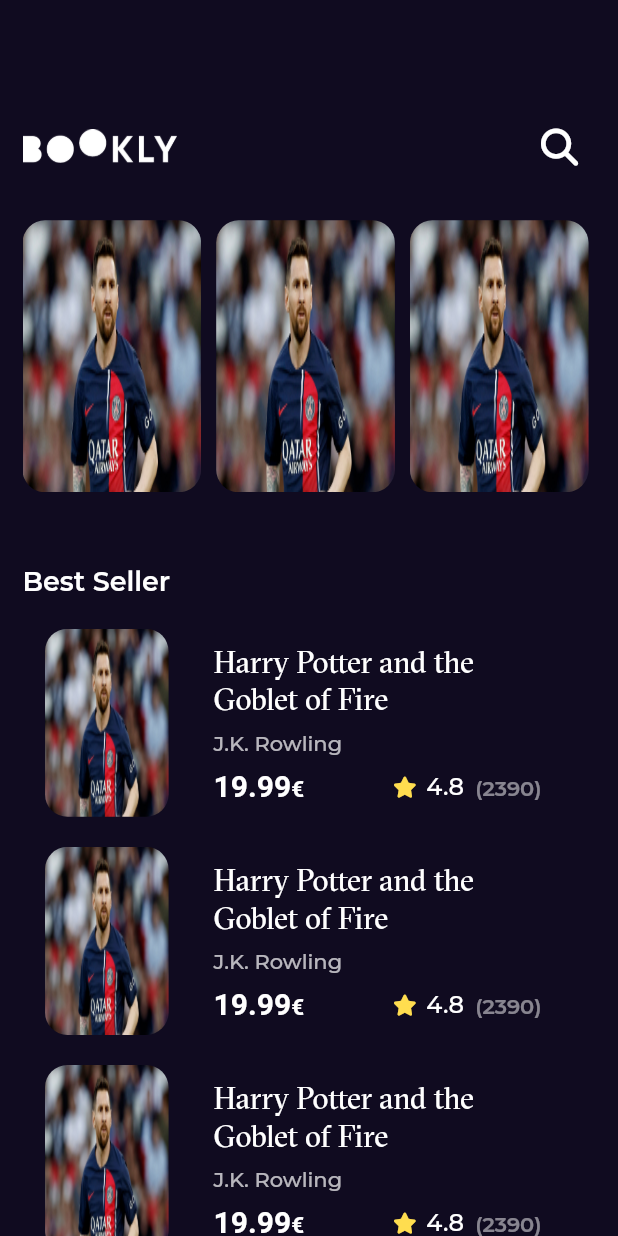
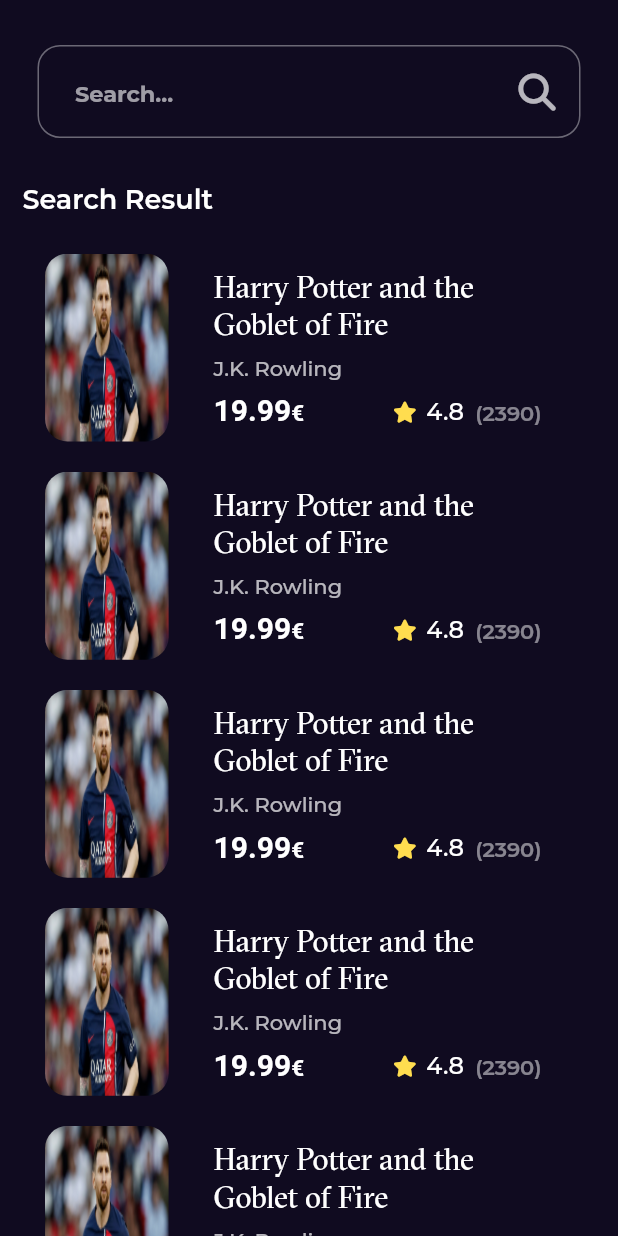
Before and after one commit to YousabSefeen/bookly_app, a Flutter app: the screen it shows after launch, after a tap on an icon or button, on a phone screen of 412 x 824 dp. Run offline on Flutter 3.47's test engine with Material 2 defaults, Android fonts, the phone set to English and light mode, and no system bars; our stand-ins replace device_preview, flutter_screenutil, font_awesome_flutter, google_fonts.

Commit message:
Create Search Screen

```diff
--- a/lib/core/utils/app_routers.dart
+++ b/lib/core/utils/app_routers.dart
@@ -2,11 +2,13 @@ import 'package:bookly/features/home/presentation/views/screens/home_screen.dart
 import 'package:flutter/cupertino.dart';
 
 import '../../features/home/presentation/views/screens/book_details_screen.dart';
+import '../../features/search/presentation/views/screens/search_screen.dart';
 
 abstract class AppRouters {
   static Map<String, Widget Function(BuildContext)> routers = {
     HomeScreen.route: (context) => const HomeScreen(),
     BookDetailsScreen.route: (context) => const BookDetailsScreen(),
+    SearchScreen.route: (context) => const SearchScreen(),
   };
 
   static go({
--- a/lib/features/home/presentation/views/widgets/home_app_bar.dart
+++ b/lib/features/home/presentation/views/widgets/home_app_bar.dart
@@ -1,6 +1,9 @@
 import 'package:bookly/core/utils/app_assets.dart';
+import 'package:bookly/core/utils/app_routers.dart';
 import 'package:flutter/material.dart';
 import 'package:font_awesome_flutter/font_awesome_flutter.dart';
+
+import '../../../../search/presentation/views/screens/search_screen.dart';
 
 class HomeAppBar extends StatelessWidget {
   const HomeAppBar({Key? key}) : super(key: key);
@@ -19,7 +22,8 @@ class HomeAppBar extends StatelessWidget {
             height: deviceSize.height * 0.12,
           ),
           IconButton(
-            onPressed: () {},
+            onPressed: () =>
+                AppRouters.go(context: context, route: SearchScreen.route),
             icon: Icon(
               FontAwesomeIcons.magnifyingGlass,
               size: deviceSize.width * 0.06,
--- /dev/null
+++ b/lib/features/search/presentation/views/screens/search_screen.dart
@@ -0,0 +1,67 @@
+import 'package:bookly/core/utils/app_routers.dart';
+import 'package:bookly/core/utils/app_styles.dart';
+import 'package:bookly/features/home/presentation/views/screens/book_details_screen.dart';
+import 'package:flutter/material.dart';
+
+import '../widgets/custom_field.dart';
+import '../widgets/search_result_list_view.dart';
+
+class SearchScreen extends StatefulWidget {
+  static const route = 'SearchScreen';
+
+  const SearchScreen({Key? key}) : super(key: key);
+
+  @override
+  State<SearchScreen> createState() => _SearchScreenState();
+}
+
+class _SearchScreenState extends State<SearchScreen> {
+  final _key = GlobalKey<FormState>();
+  final _controller = TextEditingController();
+
+  @override
+  Widget build(BuildContext context) {
+    return SafeArea(
+      child: Scaffold(
+        body: Form(
+          key: _key,
+          child: Column(
+            crossAxisAlignment: CrossAxisAlignment.start,
+            children: [
+              CustomField(
+                controller: _controller,
+                validator: (value) {
+                  if (value!.isEmpty) {
+                    return 'Please Enter a search value.';
+                  } else {
+                    return null;
+                  }
+                },
+                onFieldSubmitted: (value) {
+                  _submit();
+                },
+                iconOnPressed: () {},
+              ),
+              const Padding(
+                padding: EdgeInsets.only(left: 15, bottom: 5),
+                child: Text('Search Result', style: AppStyles.textStyle18),
+              ),
+              const Expanded(
+                child: SearchResultListView(),
+              ),
+            ],
+          ),
+        ),
+      ),
+    );
+  }
+
+  void _submit() {
+    FocusScope.of(context).unfocus();
+    if (_key.currentState!.validate()) {
+      AppRouters.go(context: context, route: BookDetailsScreen.route);
+    } else {
+      return;
+    }
+  }
+}
--- /dev/null
+++ b/lib/features/search/presentation/views/widgets/custom_field.dart
@@ -0,0 +1,57 @@
+import 'package:flutter/material.dart';
+import 'package:font_awesome_flutter/font_awesome_flutter.dart';
+
+import '../../../../../core/utils/app_styles.dart';
+
+class CustomField extends StatelessWidget {
+  final String? Function(String?)? validator;
+  final void Function(String)? onFieldSubmitted;
+  final TextEditingController controller;
+  final void Function()? iconOnPressed;
+
+  const CustomField({
+    required this.controller,
+    required this.validator,
+    required this.onFieldSubmitted,
+    required this.iconOnPressed,
+    Key? key,
+  }) : super(key: key);
+
+  @override
+  Widget build(BuildContext context) {
+    Size deviceSize = MediaQuery.of(context).size;
+    return Padding(
+      padding: const EdgeInsets.symmetric(vertical: 30, horizontal: 25),
+      child: TextFormField(
+        controller: controller,
+        decoration: InputDecoration(
+          border: customBorder(),
+          focusedBorder: customBorder(),
+          hintText: 'Search...',
+          hintStyle: AppStyles.textStyle15,
+          contentPadding:
+              const EdgeInsets.symmetric(vertical: 20, horizontal: 25),
+          suffixIcon: Padding(
+            padding: const EdgeInsets.symmetric(horizontal: 5),
+            child: IconButton(
+              onPressed: iconOnPressed,
+              icon: Icon(
+                FontAwesomeIcons.magnifyingGlass,
+                size: deviceSize.width * 0.06,
+              ),
+            ),
+          ),
+        ),
+        style: AppStyles.textStyle18,
+        validator: validator,
+        onFieldSubmitted: onFieldSubmitted,
+      ),
+    );
+  }
+
+  OutlineInputBorder customBorder() {
+    return OutlineInputBorder(
+        borderRadius: BorderRadius.circular(15),
+        borderSide: const BorderSide(color: Colors.blue, width: 1));
+  }
+}
--- /dev/null
+++ b/lib/features/search/presentation/views/widgets/search_result_list_view.dart
@@ -0,0 +1,94 @@
+import 'package:bookly/core/utils/app_routers.dart';
+import 'package:bookly/features/home/presentation/views/screens/book_details_screen.dart';
+import 'package:bookly/features/home/presentation/views/widgets/build_rating.dart';
+import 'package:bookly/features/home/presentation/views/widgets/custom_image.dart';
+import 'package:flutter/material.dart';
+
+import '../../../../../core/utils/app_styles.dart';
+
+class SearchResultListView extends StatelessWidget {
+  const SearchResultListView({Key? key}) : super(key: key);
+
+  @override
+  Widget build(BuildContext context) {
+    Size deviceSize = MediaQuery.of(context).size;
+    return ListView.builder(
+      shrinkWrap: true,
+      physics: const BouncingScrollPhysics(),
+      padding: const EdgeInsets.symmetric(vertical: 20),
+      itemCount: 50,
+      itemBuilder: (BuildContext context, int index) => GestureDetector(
+        onTap: () {
+          AppRouters.go(
+            context: context,
+            route: BookDetailsScreen.route,
+          );
+        },
+        child: Padding(
+          padding: const EdgeInsets.only(bottom: 20, left: 30, right: 51),
+          child: Row(
+            children: [
+              SizedBox(
+                width: deviceSize.width * 0.2,
+                child: const CustomImage(),
+              ),
+              Expanded(
+                child: Padding(
+                  padding: const EdgeInsets.only(
+                    left: 30,
+                  ),
+                  child: Column(
+                    crossAxisAlignment: CrossAxisAlignment.start,
+                    mainAxisAlignment: MainAxisAlignment.start,
+                    children: [
+                      SizedBox(
+                        width: deviceSize.width * 0.5,
+                        child: const Text(
+                          'Harry Potter and the Goblet of Fire',
+                          style: AppStyles.textStyle20a,
+                          maxLines: 2,
+                          overflow: TextOverflow.ellipsis,
+                        ),
+                      ),
+                      SizedBox(height: deviceSize.height * 0.01),
+                      Text(
+                        'J.K. Rowling',
+                        style: AppStyles.textStyle14.copyWith(
+                          fontWeight: FontWeight.w500,
+                          color: Colors.white.withOpacity(0.7),
+                        ),
+                      ),
+                      SizedBox(height: deviceSize.height * 0.01),
+                      SizedBox(
+                        width: deviceSize.width * 0.58,
+                        child: Row(
+                          mainAxisAlignment: MainAxisAlignment.spaceBetween,
+                          crossAxisAlignment: CrossAxisAlignment.end,
+                          children: [
+                            RichText(
+                              text: const TextSpan(
+                                text: '19.99',
+                                style: AppStyles.textStyle20b,
+                                children: [
+                                  TextSpan(
+                                    text: '€',
+                                    style: AppStyles.textStyle15,
+                                  ),
+                                ],
+                              ),
+                            ),
+                            const BuildRating(),
+                          ],
+                        ),
+                      )
+                    ],
+                  ),
+                ),
+              )
+            ],
+          ),
+        ),
+      ),
+    );
+  }
+}
```
